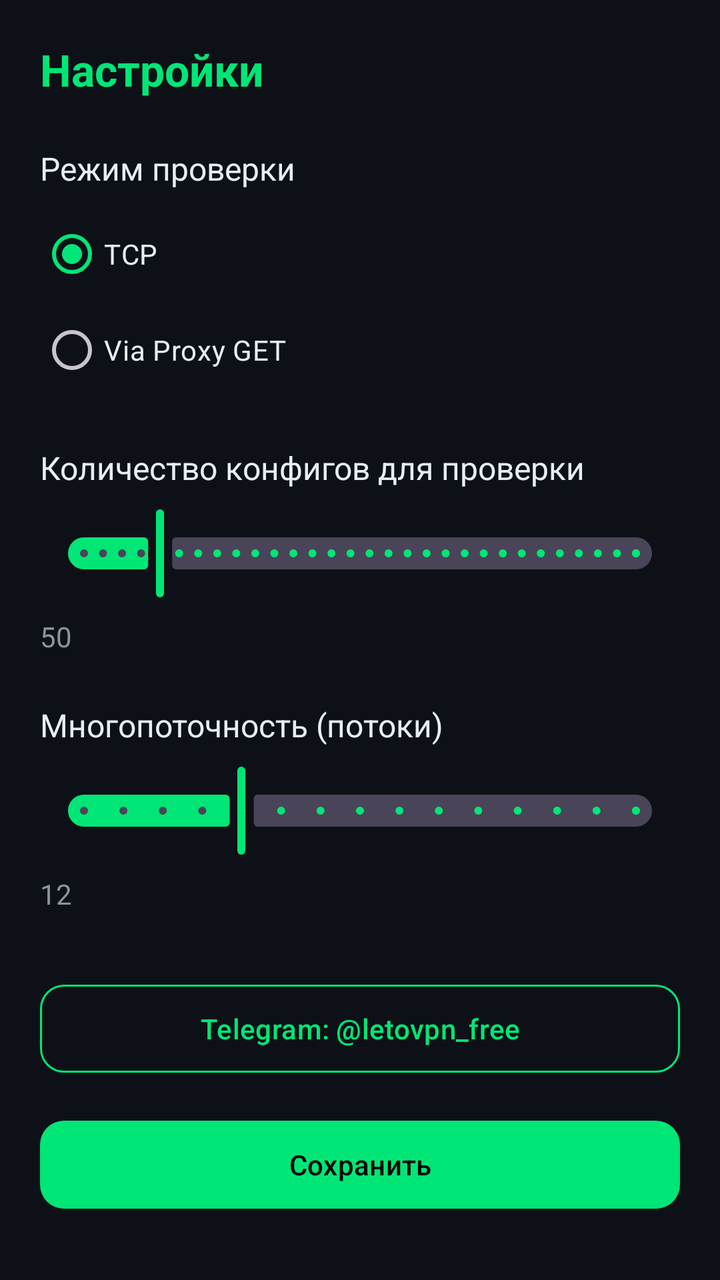
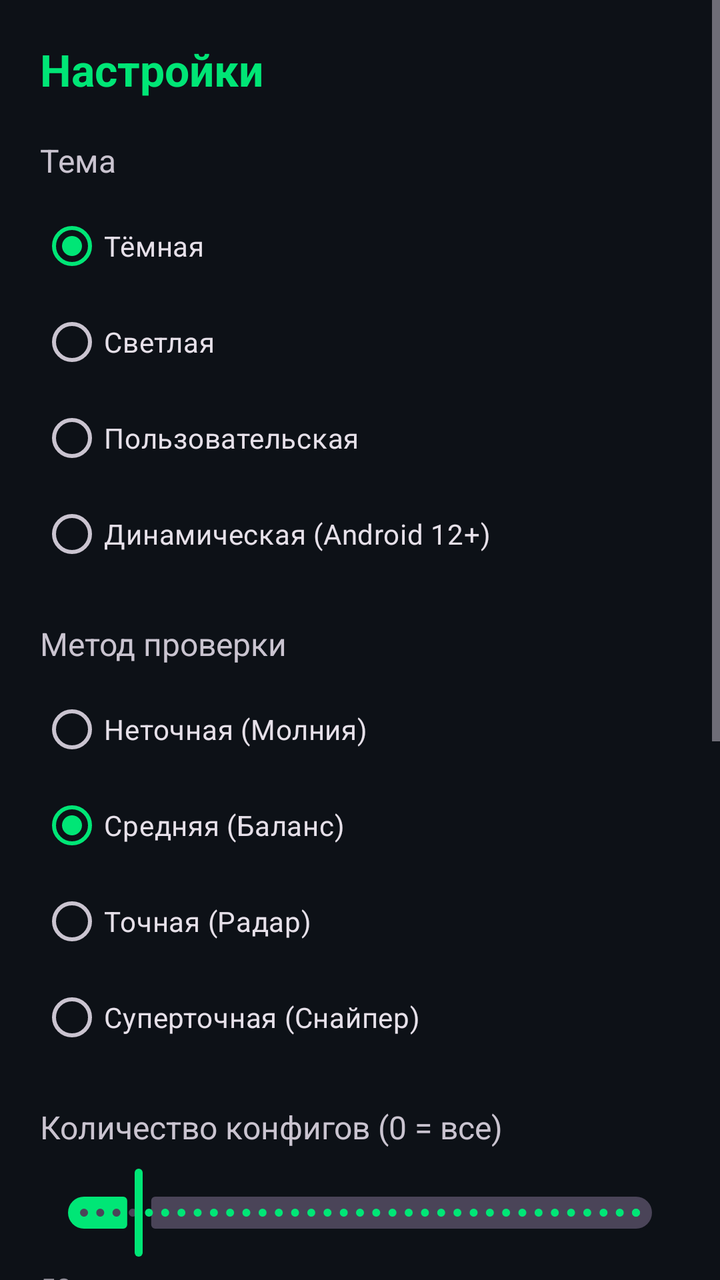

Compare the two renders of this Android layout. The source of the first and the diff that turns it into the second are given below.
<!-- AndroidManifest.xml: application theme Theme.LetoVPN -->
<!-- res/layout/activity_settings.xml -->
<?xml version="1.0" encoding="utf-8"?>
<ScrollView xmlns:android="http://schemas.android.com/apk/res/android"
    xmlns:app="http://schemas.android.com/apk/res-auto"
    android:layout_width="match_parent"
    android:layout_height="match_parent"
    android:background="@color/bg_dark"
    android:fillViewport="true">

    <LinearLayout
        android:layout_width="match_parent"
        android:layout_height="wrap_content"
        android:orientation="vertical"
        android:padding="20dp">

        <TextView
            android:layout_width="match_parent"
            android:layout_height="wrap_content"
            android:text="Настройки"
            android:textColor="@color/accent_green"
            android:textSize="22sp"
            android:textStyle="bold"
            android:layout_marginBottom="24dp" />

        <TextView
            android:layout_width="match_parent"
            android:layout_height="wrap_content"
            android:text="Режим проверки"
            android:textColor="@color/text_primary"
            android:textSize="16sp"
            android:layout_marginBottom="8dp" />

        <RadioGroup
            android:id="@+id/modeGroup"
            android:layout_width="match_parent"
            android:layout_height="wrap_content"
            android:orientation="vertical"
            android:layout_marginBottom="24dp">

            <com.google.android.material.radiobutton.MaterialRadioButton
                android:id="@+id/radioTcp"
                android:layout_width="match_parent"
                android:layout_height="wrap_content"
                android:text="TCP"
                android:textColor="@color/text_primary"
                android:checked="true" />

            <com.google.android.material.radiobutton.MaterialRadioButton
                android:id="@+id/radioProxy"
                android:layout_width="match_parent"
                android:layout_height="wrap_content"
                android:text="Via Proxy GET"
                android:textColor="@color/text_primary" />
        </RadioGroup>

        <TextView
            android:layout_width="match_parent"
            android:layout_height="wrap_content"
            android:text="Количество конфигов для проверки"
            android:textColor="@color/text_primary"
            android:textSize="16sp"
            android:layout_marginBottom="8dp" />

        <com.google.android.material.slider.Slider
            android:id="@+id/countSlider"
            android:layout_width="match_parent"
            android:layout_height="wrap_content"
            android:valueFrom="10"
            android:valueTo="300"
            android:value="50"
            android:stepSize="10"
            app:thumbColor="@color/accent_green"
            app:trackColorActive="@color/accent_green"
            android:layout_marginBottom="8dp" />

        <TextView
            android:id="@+id/countValue"
            android:layout_width="match_parent"
            android:layout_height="wrap_content"
            android:text="50"
            android:textColor="@color/text_secondary"
            android:textSize="14sp"
            android:layout_marginBottom="24dp" />

        <TextView
            android:layout_width="match_parent"
            android:layout_height="wrap_content"
            android:text="Многопоточность (потоки)"
            android:textColor="@color/text_primary"
            android:textSize="16sp"
            android:layout_marginBottom="8dp" />

        <com.google.android.material.slider.Slider
            android:id="@+id/threadsSlider"
            android:layout_width="match_parent"
            android:layout_height="wrap_content"
            android:valueFrom="4"
            android:valueTo="32"
            android:value="12"
            android:stepSize="2"
            app:thumbColor="@color/accent_green"
            app:trackColorActive="@color/accent_green"
            android:layout_marginBottom="8dp" />

        <TextView
            android:id="@+id/threadsValue"
            android:layout_width="match_parent"
            android:layout_height="wrap_content"
            android:text="12"
            android:textColor="@color/text_secondary"
            android:textSize="14sp"
            android:layout_marginBottom="32dp" />

        <com.google.android.material.button.MaterialButton
            android:id="@+id/btnTelegram"
            style="@style/Widget.Material3.Button.OutlinedButton"
            android:layout_width="match_parent"
            android:layout_height="52dp"
            android:text="Telegram: @letovpn_free"
            app:strokeColor="@color/accent_green"
            android:textColor="@color/accent_green"
            app:cornerRadius="12dp"
            android:layout_marginBottom="16dp" />

        <com.google.android.material.button.MaterialButton
            android:id="@+id/btnSaveSettings"
            android:layout_width="match_parent"
            android:layout_height="52dp"
            android:text="Сохранить"
            app:backgroundTint="@color/accent_green"
            android:textColor="#000000"
            app:cornerRadius="12dp" />

    </LinearLayout>
</ScrollView>
<!-- resources referenced by this layout -->
<resources>
  <color name="accent_green">#00E676</color>
  <color name="bg_dark">#0D1117</color>
  <color name="text_primary">#E6EDF3</color>
  <color name="text_secondary">#8B949E</color>
  <style name="Theme.LetoVPN" parent="Theme.Material3.Dark.NoActionBar">
          <item name="colorPrimary">#00E676</item>
          <item name="colorPrimaryContainer">#003D1A</item>
          <item name="colorSecondary">#69F0AE</item>
          <item name="colorSurface">#0D1117</item>
          <item name="colorOnSurface">#E6EDF3</item>
          <item name="android:statusBarColor">#0D1117</item>
          <item name="android:navigationBarColor">#0D1117</item>
          <item name="android:windowBackground">#0D1117</item>
          <item name="android:windowActivityTransitions">true</item>
          <item name="android:windowEnterTransition">@android:transition/fade</item>
          <item name="android:windowExitTransition">@android:transition/fade</item>
      </style>
</resources>

<!-- the commit's change to res/layout/activity_settings.xml (unified diff, before → after) -->
@@ -3,7 +3,6 @@
     xmlns:app="http://schemas.android.com/apk/res-auto"
     android:layout_width="match_parent"
     android:layout_height="match_parent"
-    android:background="@color/bg_dark"
     android:fillViewport="true">
 
     <LinearLayout
@@ -16,47 +15,98 @@
             android:layout_width="match_parent"
             android:layout_height="wrap_content"
             android:text="Настройки"
-            android:textColor="@color/accent_green"
             android:textSize="22sp"
             android:textStyle="bold"
-            android:layout_marginBottom="24dp" />
-
-        <TextView
-            android:layout_width="match_parent"
-            android:layout_height="wrap_content"
-            android:text="Режим проверки"
-            android:textColor="@color/text_primary"
+            android:textColor="?attr/colorPrimary"
+            android:layout_marginBottom="20dp" />
+
+        
+        <TextView
+            android:layout_width="match_parent"
+            android:layout_height="wrap_content"
+            android:text="Тема"
             android:textSize="16sp"
             android:layout_marginBottom="8dp" />
 
         <RadioGroup
-            android:id="@+id/modeGroup"
+            android:id="@+id/themeGroup"
             android:layout_width="match_parent"
             android:layout_height="wrap_content"
             android:orientation="vertical"
-            android:layout_marginBottom="24dp">
-
-            <com.google.android.material.radiobutton.MaterialRadioButton
-                android:id="@+id/radioTcp"
-                android:layout_width="match_parent"
-                android:layout_height="wrap_content"
-                android:text="TCP"
-                android:textColor="@color/text_primary"
+            android:layout_marginBottom="20dp">
+
+            <com.google.android.material.radiobutton.MaterialRadioButton
+                android:id="@+id/themeDark"
+                android:layout_width="match_parent"
+                android:layout_height="wrap_content"
+                android:text="Тёмная"
                 android:checked="true" />
 
             <com.google.android.material.radiobutton.MaterialRadioButton
-                android:id="@+id/radioProxy"
-                android:layout_width="match_parent"
-                android:layout_height="wrap_content"
-                android:text="Via Proxy GET"
-                android:textColor="@color/text_primary" />
+                android:id="@+id/themeLight"
+                android:layout_width="match_parent"
+                android:layout_height="wrap_content"
+                android:text="Светлая" />
+
+            <com.google.android.material.radiobutton.MaterialRadioButton
+                android:id="@+id/themeCustom"
+                android:layout_width="match_parent"
+                android:layout_height="wrap_content"
+                android:text="Пользовательская" />
+
+            <com.google.android.material.radiobutton.MaterialRadioButton
+                android:id="@+id/themeDynamic"
+                android:layout_width="match_parent"
+                android:layout_height="wrap_content"
+                android:text="Динамическая (Android 12+)" />
         </RadioGroup>
 
-        <TextView
-            android:layout_width="match_parent"
-            android:layout_height="wrap_content"
-            android:text="Количество конфигов для проверки"
-            android:textColor="@color/text_primary"
+        
+        <TextView
+            android:layout_width="match_parent"
+            android:layout_height="wrap_content"
+            android:text="Метод проверки"
+            android:textSize="16sp"
+            android:layout_marginBottom="8dp" />
+
+        <RadioGroup
+            android:id="@+id/methodGroup"
+            android:layout_width="match_parent"
+            android:layout_height="wrap_content"
+            android:orientation="vertical"
+            android:layout_marginBottom="20dp">
+
+            <com.google.android.material.radiobutton.MaterialRadioButton
+                android:id="@+id/methodFast"
+                android:layout_width="match_parent"
+                android:layout_height="wrap_content"
+                android:text="Неточная (Молния)" />
+
+            <com.google.android.material.radiobutton.MaterialRadioButton
+                android:id="@+id/methodBalanced"
+                android:layout_width="match_parent"
+                android:layout_height="wrap_content"
+                android:text="Средняя (Баланс)"
+                android:checked="true" />
+
+            <com.google.android.material.radiobutton.MaterialRadioButton
+                android:id="@+id/methodAccurate"
+                android:layout_width="match_parent"
+                android:layout_height="wrap_content"
+                android:text="Точная (Радар)" />
+
+            <com.google.android.material.radiobutton.MaterialRadioButton
+                android:id="@+id/methodPrecise"
+                android:layout_width="match_parent"
+                android:layout_height="wrap_content"
+                android:text="Суперточная (Снайпер)" />
+        </RadioGroup>
+
+        
+        <TextView
+            android:layout_width="match_parent"
+            android:layout_height="wrap_content"
+            android:text="Количество конфигов (0 = все)"
             android:textSize="16sp"
             android:layout_marginBottom="8dp" />
 
@@ -64,28 +114,28 @@
             android:id="@+id/countSlider"
             android:layout_width="match_parent"
             android:layout_height="wrap_content"
-            android:valueFrom="10"
-            android:valueTo="300"
+            android:valueFrom="0"
+            android:valueTo="500"
             android:value="50"
             android:stepSize="10"
-            app:thumbColor="@color/accent_green"
-            app:trackColorActive="@color/accent_green"
-            android:layout_marginBottom="8dp" />
+            app:thumbColor="?attr/colorPrimary"
+            app:trackColorActive="?attr/colorPrimary"
+            android:layout_marginBottom="4dp" />
 
         <TextView
             android:id="@+id/countValue"
             android:layout_width="match_parent"
             android:layout_height="wrap_content"
             android:text="50"
-            android:textColor="@color/text_secondary"
             android:textSize="14sp"
-            android:layout_marginBottom="24dp" />
-
+            android:alpha="0.7"
+            android:layout_marginBottom="20dp" />
+
+        
         <TextView
             android:layout_width="match_parent"
             android:layout_height="wrap_content"
             android:text="Многопоточность (потоки)"
-            android:textColor="@color/text_primary"
             android:textSize="16sp"
             android:layout_marginBottom="8dp" />
 
@@ -94,21 +144,60 @@
             android:layout_width="match_parent"
             android:layout_height="wrap_content"
             android:valueFrom="4"
-            android:valueTo="32"
+            android:valueTo="100"
             android:value="12"
             android:stepSize="2"
-            app:thumbColor="@color/accent_green"
-            app:trackColorActive="@color/accent_green"
-            android:layout_marginBottom="8dp" />
+            app:thumbColor="?attr/colorPrimary"
+            app:trackColorActive="?attr/colorPrimary"
+            android:layout_marginBottom="4dp" />
 
         <TextView
             android:id="@+id/threadsValue"
             android:layout_width="match_parent"
             android:layout_height="wrap_content"
             android:text="12"
-            android:textColor="@color/text_secondary"
             android:textSize="14sp"
-            android:layout_marginBottom="32dp" />
+            android:alpha="0.7"
+            android:layout_marginBottom="20dp" />
+
+        
+        <TextView
+            android:layout_width="match_parent"
+            android:layout_height="wrap_content"
+            android:text="Свои источники"
+            android:textSize="16sp"
+            android:layout_marginBottom="8dp" />
+
+        <com.google.android.material.textfield.TextInputLayout
+            android:layout_width="match_parent"
+            android:layout_height="wrap_content"
+            android:hint="URL источника"
+            style="@style/Widget.Material3.TextInputLayout.OutlinedBox"
+            android:layout_marginBottom="8dp">
+
+            <com.google.android.material.textfield.TextInputEditText
+                android:id="@+id/sourceInput"
+                android:layout_width="match_parent"
+                android:layout_height="wrap_content"
+                android:inputType="textUri"
+                android:maxLines="2" />
+        </com.google.android.material.textfield.TextInputLayout>
+
+        <com.google.android.material.button.MaterialButton
+            android:id="@+id/btnAddSource"
+            style="@style/Widget.Material3.Button.TonalButton"
+            android:layout_width="match_parent"
+            android:layout_height="48dp"
+            android:text="Добавить источник"
+            app:cornerRadius="12dp"
+            android:layout_marginBottom="8dp" />
+
+        <LinearLayout
+            android:id="@+id/sourcesList"
+            android:layout_width="match_parent"
+            android:layout_height="wrap_content"
+            android:orientation="vertical"
+            android:layout_marginBottom="20dp" />
 
         <com.google.android.material.button.MaterialButton
             android:id="@+id/btnTelegram"
@@ -116,18 +205,18 @@
             android:layout_width="match_parent"
             android:layout_height="52dp"
             android:text="Telegram: @letovpn_free"
-            app:strokeColor="@color/accent_green"
-            android:textColor="@color/accent_green"
+            app:strokeColor="?attr/colorPrimary"
+            android:textColor="?attr/colorPrimary"
             app:cornerRadius="12dp"
-            android:layout_marginBottom="16dp" />
+            android:layout_marginBottom="12dp" />
 
         <com.google.android.material.button.MaterialButton
             android:id="@+id/btnSaveSettings"
             android:layout_width="match_parent"
             android:layout_height="52dp"
             android:text="Сохранить"
-            app:backgroundTint="@color/accent_green"
-            android:textColor="#000000"
+            app:backgroundTint="?attr/colorPrimary"
+            android:textColor="@android:color/black"
             app:cornerRadius="12dp" />
 
     </LinearLayout>
<!-- resource entries referenced after the edit -->
@@ -1,9 +1,5 @@
 <!-- resources referenced by this layout -->
 <resources>
-  <color name="accent_green">#00E676</color>
-  <color name="bg_dark">#0D1117</color>
-  <color name="text_primary">#E6EDF3</color>
-  <color name="text_secondary">#8B949E</color>
   <style name="Theme.LetoVPN" parent="Theme.Material3.Dark.NoActionBar">
           <item name="colorPrimary">#00E676</item>
           <item name="colorPrimaryContainer">#003D1A</item>
